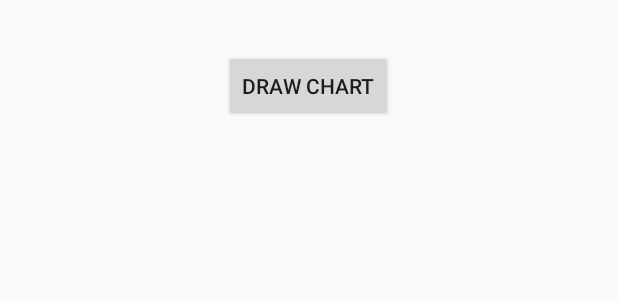
After one commit to AlexandrMarikutsa/NewTestApp, an Android app: the layout graph.xml on its own in the app's theme, with its tools: preview values and no code run, on a phone screen of 412 x 824 dp. The commit adds this screen. Shown: the top 300 px of the screen. Run offline under Robolectric (Android 15) with nearby library versions, the phone set to English and light mode, and no system bars.

Commit message:
changed graph

```diff
--- a/app/src/main/AndroidManifest.xml
+++ b/app/src/main/AndroidManifest.xml
@@ -17,6 +17,9 @@
         <activity
             android:name=".LineChartActivity">
         </activity>
+       <activity
+            android:name=".Graph">
+        </activity>
     </application>
 
 </manifest>
--- a/app/src/main/java/com/demo/develop/newtestapp/MainActivity.java
+++ b/app/src/main/java/com/demo/develop/newtestapp/MainActivity.java
@@ -146,7 +146,8 @@ public class MainActivity extends Activity implements View.OnClickListener {
         graph.setOnClickListener(new View.OnClickListener() {
             @Override
             public void onClick(View v) {
-                Intent intent = new Intent(getApplication(), LineChartActivity.class);
+//                Intent intent = new Intent(getApplication(), LineChartActivity.class);
+                Intent intent = new Intent(getApplication(), Graph.class);
                 startActivity(intent);
             }
         });
--- /dev/null
+++ b/app/src/main/res/layout/graph.xml
@@ -0,0 +1,26 @@
+<RelativeLayout xmlns:android="http://schemas.android.com/apk/res/android"
+    xmlns:tools="http://schemas.android.com/tools"
+    android:layout_width="match_parent"
+    android:layout_height="match_parent">
+
+    <Button
+        android:id="@+id/btn_chart"
+        android:layout_width="wrap_content"
+        android:layout_height="wrap_content"
+        android:layout_alignParentTop="true"
+        android:layout_centerHorizontal="true"
+        android:layout_marginTop="33dp"
+        android:text="Draw chart" />
+
+    <LinearLayout
+        android:id="@+id/chart"
+        android:layout_width="match_parent"
+        android:layout_height="wrap_content"
+        android:layout_alignParentBottom="true"
+        android:layout_alignParentLeft="true"
+        android:layout_below="@+id/btn_chart"
+        tools:ignore="Orientation" >
+
+    </LinearLayout>
+
+</RelativeLayout>
--- a/app/src/main/res/values/color.xml
+++ b/app/src/main/res/values/color.xml
@@ -2,4 +2,5 @@
 <resources>
     <color name="toolbar_background">#CCE5ED</color>
     <color name="toolbar_button_background">#7AB2C4</color>
+    <color name="transparent_background">#00FF0000</color>
 </resources>
```
Also changed, not shown: app/src/main/java/com/demo/develop/newtestapp/Graph.java (added, +173 -0 lines).
